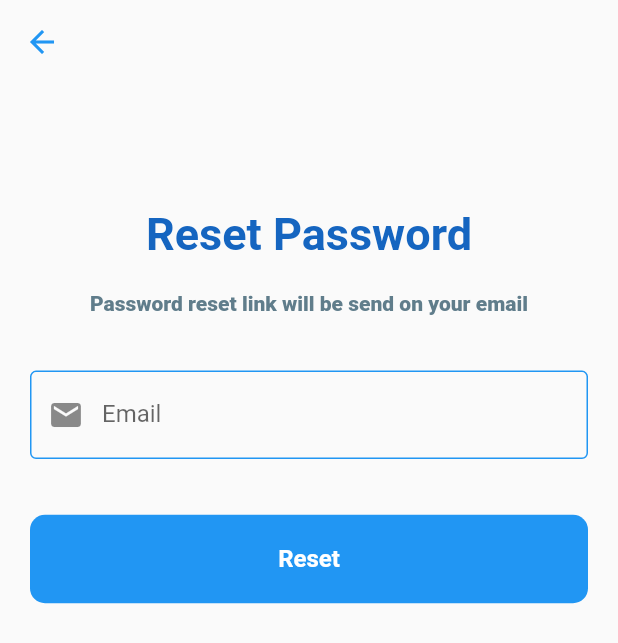
After one commit to navin-zignuts/Assignment, a Flutter app: the screen it shows after launch, after a tap on "Forgot Password?", on a phone screen of 412 x 824 dp. The commit adds this screen. Shown: the top 643 px of the screen. Run offline on Flutter 3.47's test engine with Material 2 defaults, Android fonts, the phone set to English and light mode, and no system bars; our stand-ins replace firebase_auth, firebase_core; accounts and stored records are empty.

Commit message:
Forgot Password Feature Added and Circular Progress Bar Added and also Added Alert Dialog Box in Dashboard to exit from app using willpop

```diff
--- /dev/null
+++ b/lib/forgot_password_page.dart
@@ -0,0 +1,157 @@
+import 'package:firebase_auth/firebase_auth.dart';
+import 'package:first_app/login_page.dart';
+import 'package:flutter/material.dart';
+
+class ForgotPassword extends StatefulWidget {
+  @override
+  State<ForgotPassword> createState() => _ForgotPasswordState();
+}
+
+class _ForgotPasswordState extends State<ForgotPassword> {
+  bool isLoading = false;
+  final TextEditingController _emailController = TextEditingController();
+
+  GlobalKey<FormState> formkey = GlobalKey<FormState>();
+  @override
+  Widget build(BuildContext context) {
+    return Form(
+      key: formkey,
+      child: Scaffold(
+        appBar: AppBar(
+          backgroundColor: Colors.transparent,
+          elevation: 0,
+          leading: InkWell(
+            onTap: () {
+              Navigator.pushReplacement(
+                  context, MaterialPageRoute(builder: (conext) => LoginPage()));
+            },
+            child: Icon(
+              Icons.arrow_back,
+              color: Colors.blue,
+            ),
+          ),
+        ),
+        body: Center(
+          child: Column(
+            //mainAxisAlignment: MainAxisAlignment.center,
+            crossAxisAlignment: CrossAxisAlignment.center,
+            children: [
+              SizedBox(
+                height: MediaQuery.of(context).size.height * 0.10,
+              ),
+              Container(
+                child: Text(
+                  'Reset Password',
+                  style: TextStyle(
+                      fontSize: 30,
+                      fontWeight: FontWeight.bold,
+                      color: Colors.blue.shade800),
+                ),
+              ),
+
+              SizedBox(
+                height: MediaQuery.of(context).size.height * 0.025,
+              ),
+
+              Container(
+                child: Text('Password reset link will be send on your email',
+                    style: TextStyle(
+                        fontWeight: FontWeight.w800, color: Colors.blueGrey)),
+              ),
+
+              SizedBox(
+                height: MediaQuery.of(context).size.height * 0.045,
+              ),
+              //INPUT FIELD USERNAME
+              Padding(
+                padding: const EdgeInsets.only(left: 20, right: 20),
+                child: TextFormField(
+                  autovalidateMode: AutovalidateMode.onUserInteraction,
+                  controller: _emailController,
+                  decoration: InputDecoration(
+                      focusedErrorBorder: OutlineInputBorder(
+                          borderSide: BorderSide(color: Colors.blue.shade900)),
+                      errorBorder: OutlineInputBorder(
+                          borderSide: BorderSide(color: Colors.blue)),
+                      enabledBorder: OutlineInputBorder(
+                          borderSide: BorderSide(color: Colors.blue)),
+                      focusedBorder: OutlineInputBorder(
+                          borderSide: BorderSide(color: Colors.blue.shade900)),
+                      labelText: 'Email',
+                      prefixIcon: Icon(Icons.mail)),
+                  validator: (value) {
+                    if (value == null || value.trim().isEmpty) {
+                      return 'Please enter your email address';
+                    }
+                    // Check if the entered email has the right format
+                    if (!RegExp(r'\S+@\S+\.\S+').hasMatch(value)) {
+                      return 'Please enter a valid email address';
+                    }
+                    // Return null if the entered email is valid
+                    return null;
+                  },
+                ),
+              ),
+
+              SizedBox(
+                height: MediaQuery.of(context).size.height * 0.045,
+              ),
+
+              //Reset Button
+              InkWell(
+                onTap: () async {
+                  if (formkey.currentState!.validate()) {
+                    setState(() {
+                      isLoading = true;
+                    });
+                    try {
+                      await FirebaseAuth.instance
+                          .sendPasswordResetEmail(
+                            email: _emailController.text.trim(),
+                          )
+                          .then((value) => Navigator.of(context).pop());
+                      ScaffoldMessenger.of(context).showSnackBar(SnackBar(
+                          content: Text(
+                              'Password Reset Link Successfully Sent!!!')));
+                    } on FirebaseAuthException catch (e) {
+                      if (e.code == 'user-not-found') {
+                        ScaffoldMessenger.of(context).showSnackBar(
+                            SnackBar(content: Text('User Not Found!!!')));
+                      }
+                    }
+                  }
+                },
+                child: Container(
+                  padding: EdgeInsets.all(20),
+                  margin: EdgeInsets.symmetric(horizontal: 20),
+                  decoration: BoxDecoration(
+                      color: Colors.blue,
+                      borderRadius: BorderRadius.circular(10)),
+                  child: Center(
+                      child: Text(
+                    'Reset',
+                    style: TextStyle(
+                        color: Colors.white,
+                        fontWeight: FontWeight.bold,
+                        fontSize: 16),
+                  )),
+                ),
+              ),
+              SizedBox(
+                height: MediaQuery.of(context).size.height * 0.045,
+              ),
+              isLoading
+                  ? Container(
+                      height: 20,
+                      width: 20,
+                      child: CircularProgressIndicator(
+                        color: Colors.blue,
+                      ))
+                  : SizedBox()
+            ],
+          ),
+        ),
+      ),
+    );
+  }
+}
--- a/lib/login_page.dart
+++ b/lib/login_page.dart
@@ -1,5 +1,6 @@
 import 'package:firebase_auth/firebase_auth.dart';
 import 'package:first_app/dash_board_screen.dart';
+import 'package:first_app/forgot_password_page.dart';
 import 'package:first_app/singup_page.dart';
 import 'package:flutter/material.dart';
 
@@ -11,7 +12,7 @@ class LoginPage extends StatefulWidget {
 class _LoginPageState extends State<LoginPage> {
   bool isShowPass = false;
   GlobalKey<FormState> formkey = GlobalKey<FormState>();
-
+  bool isLoading = false;
   final TextEditingController _emailController = TextEditingController();
   final TextEditingController _passwordController = TextEditingController();
 
@@ -19,12 +20,41 @@ class _LoginPageState extends State<LoginPage> {
   Widget build(BuildContext context) {
     return Form(
         key: formkey,
+        child: WillPopScope(
+          onWillPop: () async {
+            final value = await showDialog<bool>(
+                context: context,
+                builder: (context) {
+                  return AlertDialog(
+                    title: Text('Alert?'),
+                    content: Text('Are you sure want to exit?'),
+                    actions: [
+                      ElevatedButton(
+                          onPressed: () => Navigator.of(context).pop(false),
+                          style: ElevatedButton.styleFrom(
+                              backgroundColor: Colors.black,
+                              foregroundColor: Colors.white),
+                          child: Text('NO')),
+                      ElevatedButton(
+                          onPressed: () => Navigator.of(context).pop(true),
+                          style: ElevatedButton.styleFrom(
+                              backgroundColor: Colors.black,
+                              foregroundColor: Colors.white),
+                          child: Text('Exit')),
+                    ],
+                  );
+                });
+            if (value != null) {
+              return Future.value(value);
+            } else {
+              return Future.value(value);
+            }
+          },
           child: Scaffold(
             body: SingleChildScrollView(
               child: SafeArea(
                 child: Center(
-              child: Column(
-                children: [
+                  child: Column(children: [
                     SizedBox(
                       height: 20,
                     ),
@@ -67,6 +97,7 @@ class _LoginPageState extends State<LoginPage> {
                     Padding(
                       padding: const EdgeInsets.only(left: 20, right: 20),
                       child: TextFormField(
+                        autovalidateMode: AutovalidateMode.onUserInteraction,
                         controller: _emailController,
                         decoration: InputDecoration(
                             focusedErrorBorder: OutlineInputBorder(
@@ -79,7 +110,7 @@ class _LoginPageState extends State<LoginPage> {
                             focusedBorder: OutlineInputBorder(
                                 borderSide:
                                     BorderSide(color: Colors.blue.shade900)),
-                          labelText: 'Username',
+                            labelText: 'Email',
                             prefixIcon: Icon(Icons.mail)),
                         validator: (value) {
                           if (value == null || value.trim().isEmpty) {
@@ -102,6 +133,7 @@ class _LoginPageState extends State<LoginPage> {
                     Padding(
                       padding: const EdgeInsets.only(left: 20, right: 20),
                       child: TextFormField(
+                          autovalidateMode: AutovalidateMode.onUserInteraction,
                           controller: _passwordController,
                           obscureText: !isShowPass,
                           decoration: InputDecoration(
@@ -155,8 +187,16 @@ class _LoginPageState extends State<LoginPage> {
                       child: Row(
                         mainAxisAlignment: MainAxisAlignment.end,
                         children: [
-                        Text('Forgot Password?',
+                          InkWell(
+                            onTap: () {
+                              Navigator.push(
+                                  context,
+                                  MaterialPageRoute(
+                                      builder: (context) => ForgotPassword()));
+                            },
+                            child: Text('Forgot Password?',
                                 style: TextStyle(color: Colors.black)),
+                          ),
                         ],
                       ),
                     ),
@@ -168,6 +208,9 @@ class _LoginPageState extends State<LoginPage> {
                     InkWell(
                       onTap: () async {
                         if (formkey.currentState!.validate()) {
+                          setState(() {
+                            isLoading = true;
+                          });
                           try {
                             UserCredential userCredential = await FirebaseAuth
                                 .instance
@@ -184,6 +227,9 @@ class _LoginPageState extends State<LoginPage> {
                             if (e.code == 'user-not-found') {
                               ScaffoldMessenger.of(context).showSnackBar(
                                   SnackBar(content: Text('User Not Found')));
+                            } else if (e.code == 'wrong-password') {
+                              ScaffoldMessenger.of(context).showSnackBar(
+                                  SnackBar(content: Text('Invalid Password')));
                             }
                           }
                         }
@@ -214,7 +260,7 @@ class _LoginPageState extends State<LoginPage> {
                       mainAxisAlignment: MainAxisAlignment.center,
                       children: [
                         Text(
-                        'Don\'t Have an Account?',
+                          'Don\'t have an account?',
                           style: TextStyle(color: Colors.black),
                         ),
                         InkWell(
@@ -233,12 +279,22 @@ class _LoginPageState extends State<LoginPage> {
                         )
                       ],
                     ),
-                ],
+                    SizedBox(
+                      height: 20,
+                    ),
+                    isLoading
+                        ? Container(
+                            height: 20,
+                            width: 20,
+                            child: CircularProgressIndicator(
+                              color: Colors.blue,
+                            ))
+                        : SizedBox()
+                  ]),
                 ),
               ),
             ),
           ),
-      ),
-    );
+        ));
   }
 }
--- a/lib/splash_screen.dart
+++ b/lib/splash_screen.dart
@@ -14,7 +14,7 @@ class _SplashScreenState extends State<SplashScreen> {
   @override
   void initState() {
     super.initState();
-    Timer(Duration(seconds: 3), () {
+    Timer(Duration(seconds: 2), () {
       FirebaseAuth.instance.userChanges().listen((User? user) {
         if (user != null) {
           Navigator.pushReplacement(
```
Also changed, not shown: lib/dash_board_screen.dart (+39 -4 lines), lib/singup_page.dart (+25 -3 lines). Lines whose indentation alone changed are shown as unchanged.
